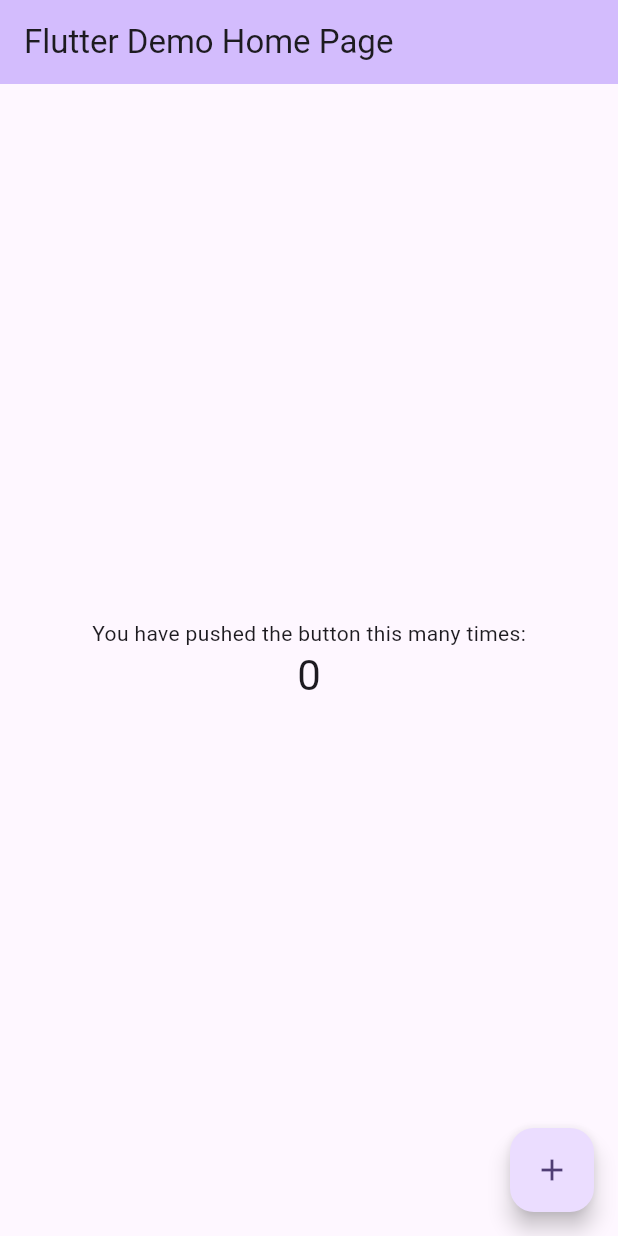
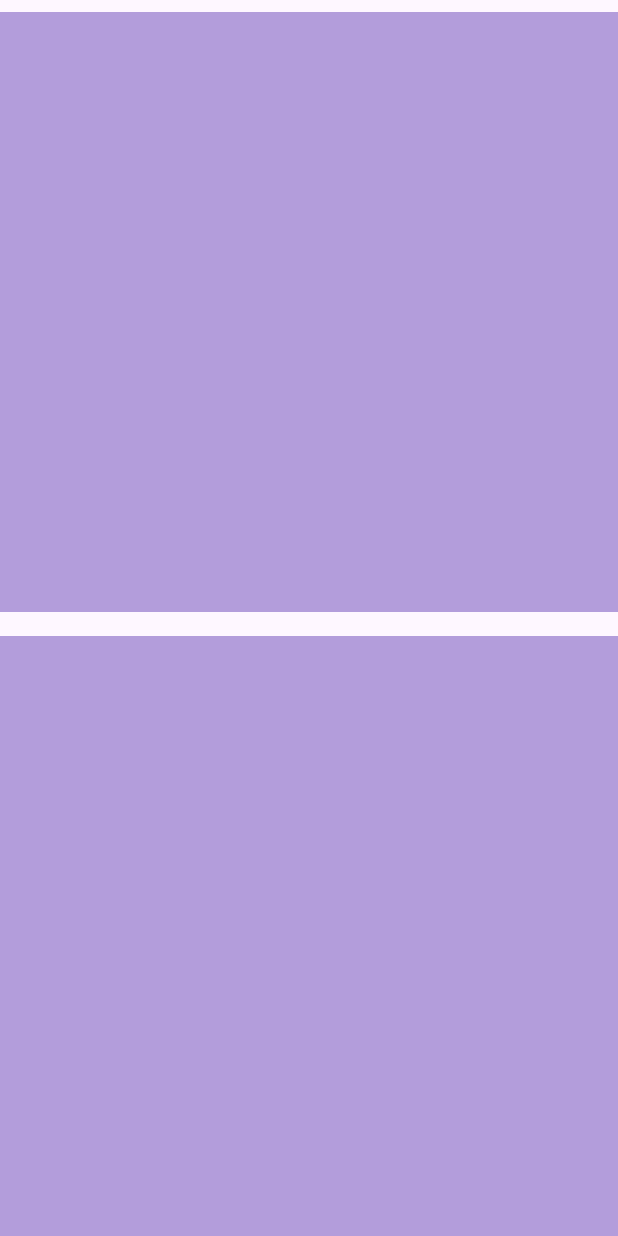
Before and after one commit to aminafayaz/SkillMatrixInitial, a Flutter app: the screen it shows after launch, on a phone screen of 412 x 824 dp. Run offline on Flutter 3.47's test engine with Material 3 defaults, Android fonts, the light colour scheme and no system bars.

Commit message:
added an explore page

```diff
--- /dev/null
+++ b/skillmatrix/lib/explorepage.dart
@@ -0,0 +1,28 @@
+import 'package:flutter/material.dart';
+import 'package:skillmatrix/square.dart';
+
+class Explorepage extends StatelessWidget {
+  const Explorepage({super.key});
+
+  @override
+  Widget build(BuildContext context) {
+    return MaterialApp(
+      home: Scaffold(
+        body: ListView(
+        children: [
+          MySquare(),
+          MySquare(),
+          MySquare(),
+          MySquare(),
+          MySquare(),
+
+
+        ],
+        ),
+      ),
+    );
+
+
+
+  }
+}
--- a/skillmatrix/lib/main.dart
+++ b/skillmatrix/lib/main.dart
@@ -1,125 +1,14 @@
 import 'package:flutter/material.dart';
+import 'package:skillmatrix/explorepage.dart';
 
 void main() {
   runApp(const MyApp());
 }
-
 class MyApp extends StatelessWidget {
   const MyApp({super.key});
 
-  // This widget is the root of your application.
   @override
   Widget build(BuildContext context) {
-    return MaterialApp(
-      title: 'Flutter Demo',
-      theme: ThemeData(
-        // This is the theme of your application.
-        //
-        // TRY THIS: Try running your application with "flutter run". You'll see
-        // the application has a purple toolbar. Then, without quitting the app,
-        // try changing the seedColor in the colorScheme below to Colors.green
-        // and then invoke "hot reload" (save your changes or press the "hot
-        // reload" button in a Flutter-supported IDE, or press "r" if you used
-        // the command line to start the app).
-        //
-        // Notice that the counter didn't reset back to zero; the application
-        // state is not lost during the reload. To reset the state, use hot
-        // restart instead.
-        //
-        // This works for code too, not just values: Most code changes can be
-        // tested with just a hot reload.
-        colorScheme: ColorScheme.fromSeed(seedColor: Colors.deepPurple),
-        useMaterial3: true,
-      ),
-      home: const MyHomePage(title: 'Flutter Demo Home Page'),
-    );
+    return Explorepage();
   }
 }
-
-class MyHomePage extends StatefulWidget {
-  const MyHomePage({super.key, required this.title});
-
-  // This widget is the home page of your application. It is stateful, meaning
-  // that it has a State object (defined below) that contains fields that affect
-  // how it looks.
-
-  // This class is the configuration for the state. It holds the values (in this
-  // case the title) provided by the parent (in this case the App widget) and
-  // used by the build method of the State. Fields in a Widget subclass are
-  // always marked "final".
-
-  final String title;
-
-  @override
-  State<MyHomePage> createState() => _MyHomePageState();
-}
-
-class _MyHomePageState extends State<MyHomePage> {
-  int _counter = 0;
-
-  void _incrementCounter() {
-    setState(() {
-      // This call to setState tells the Flutter framework that something has
-      // changed in this State, which causes it to rerun the build method below
-      // so that the display can reflect the updated values. If we changed
-      // _counter without calling setState(), then the build method would not be
-      // called again, and so nothing would appear to happen.
-      _counter++;
-    });
-  }
-
-  @override
-  Widget build(BuildContext context) {
-    // This method is rerun every time setState is called, for instance as done
-    // by the _incrementCounter method above.
-    //
-    // The Flutter framework has been optimized to make rerunning build methods
-    // fast, so that you can just rebuild anything that needs updating rather
-    // than having to individually change instances of widgets.
-    return Scaffold(
-      appBar: AppBar(
-        // TRY THIS: Try changing the color here to a specific color (to
-        // Colors.amber, perhaps?) and trigger a hot reload to see the AppBar
-        // change color while the other colors stay the same.
-        backgroundColor: Theme.of(context).colorScheme.inversePrimary,
-        // Here we take the value from the MyHomePage object that was created by
-        // the App.build method, and use it to set our appbar title.
-        title: Text(widget.title),
-      ),
-      body: Center(
-        // Center is a layout widget. It takes a single child and positions it
-        // in the middle of the parent.
-        child: Column(
-          // Column is also a layout widget. It takes a list of children and
-          // arranges them vertically. By default, it sizes itself to fit its
-          // children horizontally, and tries to be as tall as its parent.
-          //
-          // Column has various properties to control how it sizes itself and
-          // how it positions its children. Here we use mainAxisAlignment to
-          // center the children vertically; the main axis here is the vertical
-          // axis because Columns are vertical (the cross axis would be
-          // horizontal).
-          //
-          // TRY THIS: Invoke "debug painting" (choose the "Toggle Debug Paint"
-          // action in the IDE, or press "p" in the console), to see the
-          // wireframe for each widget.
-          mainAxisAlignment: MainAxisAlignment.center,
-          children: <Widget>[
-            const Text(
-              'You have pushed the button this many times:',
-            ),
-            Text(
-              '$_counter',
-              style: Theme.of(context).textTheme.headlineMedium,
-            ),
-          ],
-        ),
-      ),
-      floatingActionButton: FloatingActionButton(
-        onPressed: _incrementCounter,
-        tooltip: 'Increment',
-        child: const Icon(Icons.add),
-      ), // This trailing comma makes auto-formatting nicer for build methods.
-    );
-  }
-}
--- /dev/null
+++ b/skillmatrix/lib/square.dart
@@ -0,0 +1,14 @@
+import 'package:flutter/material.dart';
+
+class MySquare  extends StatelessWidget {
+  @override
+  Widget build(BuildContext context) {
+    return Padding(
+            padding: const EdgeInsets.symmetric(vertical: 8.0),
+            child: Container(
+              height: 400,
+              color: Colors.deepPurple[200],
+            ),
+          );
+  }
+}
```
